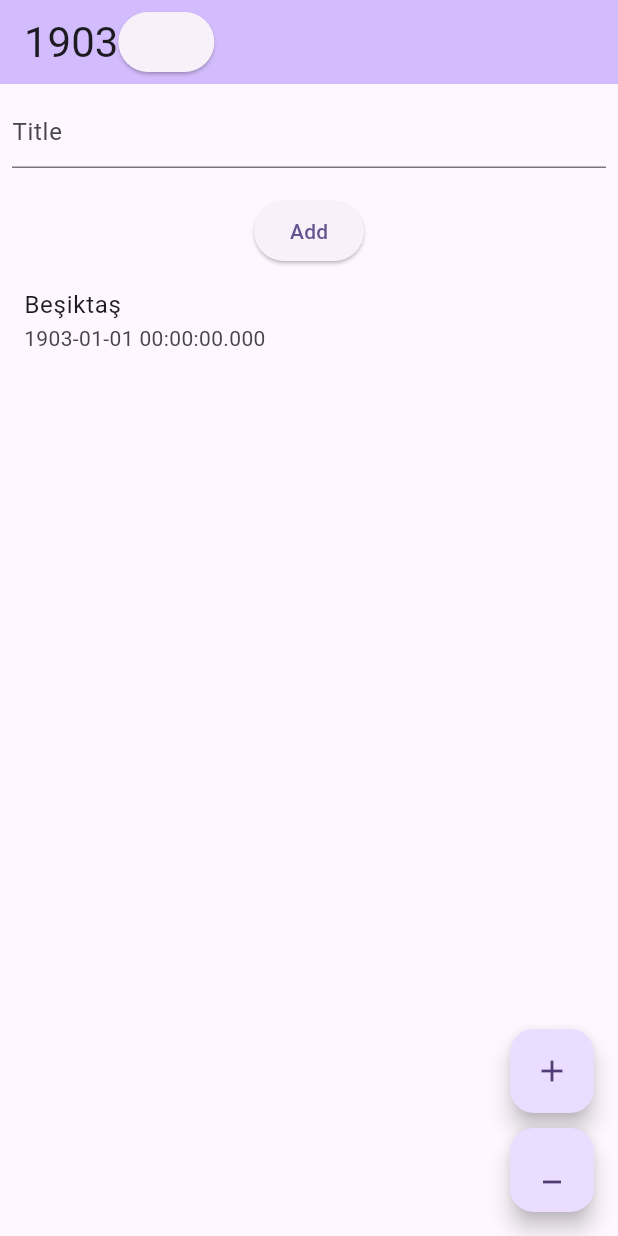
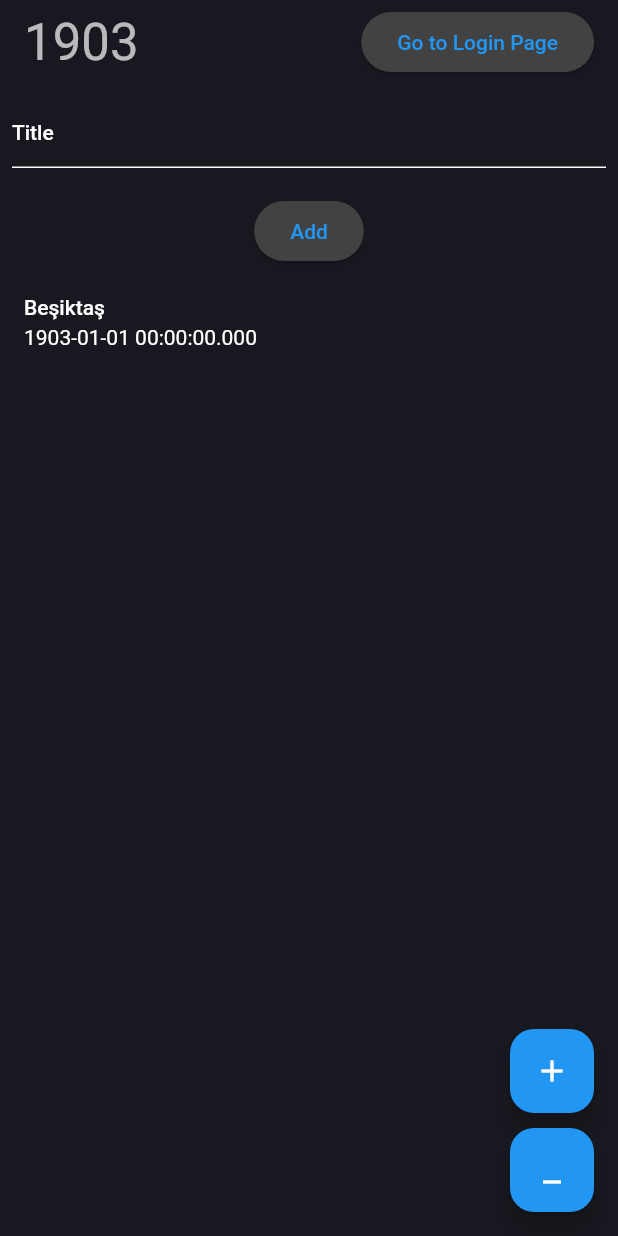
Before and after one commit to erolkuluslu/bloc_implementation, a Flutter app: the screen it shows after launch, on a phone screen of 412 x 824 dp. Run offline on Flutter 3.47's test engine with Material 2 defaults, Android fonts, the phone set to English and light mode, and no system bars; our stand-ins replace bloc, flutter_bloc, flutter_svg.

Commit message:
bug fixing

```diff
--- a/lib/home_page.dart
+++ b/lib/home_page.dart
@@ -3,7 +3,6 @@ import 'package:bloc_implementation/cubit/todo_cubit.dart';
 import 'package:bloc_implementation/inc_dec_page.dart';
 import 'package:flutter/material.dart';
 import 'package:flutter_bloc/flutter_bloc.dart';
-
 import 'login_screen.dart';
 import 'models/todo_model.dart';
 
@@ -17,11 +16,12 @@ class MyHomePage extends StatelessWidget {
 
     return Scaffold(
       appBar: AppBar(
-        backgroundColor: Theme.of(context).colorScheme.inversePrimary,
+        backgroundColor: Colors.transparent,
         title: BlocBuilder<CounterBloc, int>(
           bloc: counterBloc,
           builder: (context, counter) {
             return Row(
+              mainAxisAlignment: MainAxisAlignment.spaceBetween,
               children: [
                 Text(
                   '$counter',
@@ -33,13 +33,12 @@ class MyHomePage extends StatelessWidget {
                       context: context,
                       builder: (BuildContext context) {
                         return AlertDialog(
-                          title: Text("Warning"),
-                          content: Text("You are about to leave this page"),
+                          title: const Text("Warning"),
+                          content: const Text("You are about to leave this page"),
                           actions: [
                             TextButton(
-                              child: Text("OK"),
+                              child: const Text("OK"),
                               onPressed: () {
-                                Navigator.of(context).pop();
                                 Navigator.of(context).pushReplacement(
                                   MaterialPageRoute(builder: (context) => const LoginScreen()),
                                 );
@@ -49,11 +48,11 @@ class MyHomePage extends StatelessWidget {
                         );
                       },
                     );
-                  }, child: null,
+                  },
+                  child: const Text("Go to Login Page"),
                 ),
               ],
             );
-
           },
         ),
       ),
@@ -74,8 +73,6 @@ class MyHomePage extends StatelessWidget {
                   final title = todoTitleController.text;
                   if (title.isNotEmpty) {
                     // Add the new todo
-
-                   // context.read<TodoCubit>().addTodo(title);
                     BlocProvider.of<TodoCubit>(context).addTodo(title);
 
                     // Clear the text field after adding the todo
--- a/lib/main.dart
+++ b/lib/main.dart
@@ -1,6 +1,7 @@
 import 'package:bloc_implementation/bloc/counter_bloc.dart';
 import 'package:bloc_implementation/cubit/counter_cubit.dart';
 import 'package:bloc_implementation/cubit/todo_cubit.dart';
+import 'package:bloc_implementation/pallete.dart';
 import 'package:flutter/material.dart';
 import 'package:flutter_bloc/flutter_bloc.dart';
 
@@ -22,12 +23,14 @@ class MyApp extends StatelessWidget {
         BlocProvider(create:(_) => CounterBloc()),
       ],
       child: MaterialApp(
+        theme: ThemeData.dark().copyWith(
+          scaffoldBackgroundColor: Pallete.backgroundColor,
+          useMaterial3: true,
+
+        ),
+        debugShowCheckedModeBanner: false,
         title: 'Flutter Demo',
-        theme: ThemeData(
 
-          colorScheme: ColorScheme.fromSeed(seedColor: Colors.deepPurple),
-          useMaterial3: true,
-        ),
         home: const MyHomePage(),
       ),
     );
```
Also changed, not shown: lib/login_screen.dart (+10 -0 lines), pubspec.yaml (+4 -42 lines).
